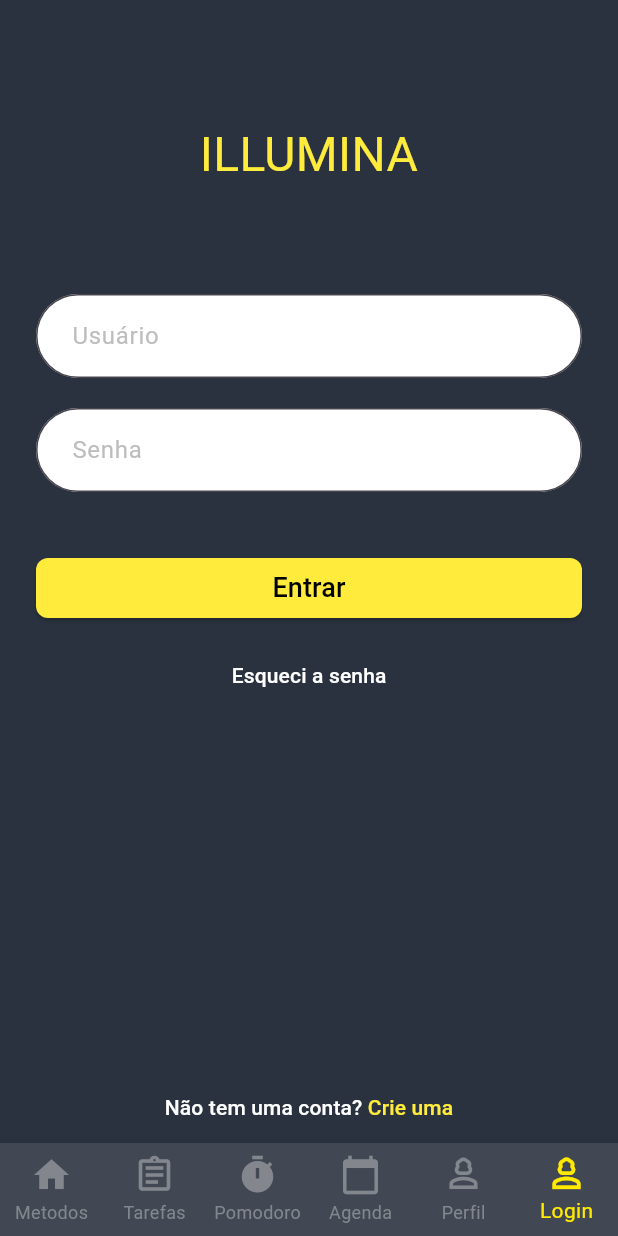
After one commit to Kevengrf/Illumina, a Flutter app: the screen it shows after launch, item 6 of the bottom bar chosen, on a phone screen of 412 x 824 dp. The commit adds this screen. Run offline on Flutter 3.47's test engine with Material 3 defaults, Android fonts, the phone set to English and light mode, and no system bars; our stand-ins replace date_picker_timeline, parse_server_sdk_flutter, table_calendar; network calls fail.

Commit message:
giovanna: create Login screen

```diff
--- a/lib/homepage.dart
+++ b/lib/homepage.dart
@@ -1,10 +1,10 @@
 import 'package:flutter/material.dart';
 import 'package:flutter_application_illumina/screens/agenda/Agenda.dart';
+import 'package:flutter_application_illumina/screens/login/Login.dart';
 import 'package:flutter_application_illumina/screens/metodosEstudos.dart';
 import 'package:flutter_application_illumina/screens/perfil/perfil.dart';
 import 'package:flutter_application_illumina/screens/tarefa/tarefas.dart';
 import 'package:flutter_application_illumina/screens/pomodoro/pomodoro.dart';
-
 
 class HomePage extends StatefulWidget {
   const HomePage({Key? key}) : super(key: key);
@@ -20,7 +20,8 @@ class _HomePageState extends State<HomePage> {
     const Tarefas(),
     const Pomodoro(),
     const Agenda(),
-    const Perfil()
+    const Perfil(),
+    const Login(),
   ];
   @override
   Widget build(BuildContext context) {
@@ -45,19 +46,24 @@ class _HomePageState extends State<HomePage> {
           BottomNavigationBarItem(
             icon: Icon(Icons.assignment_outlined),
             label: 'Tarefas',
-             // Adicionando o novo ícone para Pomodoro )
+            // Adicionando o novo ícone para Pomodoro )
           ),
           BottomNavigationBarItem(
             icon: Icon(Icons.timer),
-            label: 'Pomodoro',)
-            ,
-          BottomNavigationBarItem(icon: Icon(Icons.calendar_today),
-          label: 'Agenda',)
-          ,
+            label: 'Pomodoro',
+          ),
+          BottomNavigationBarItem(
+            icon: Icon(Icons.calendar_today),
+            label: 'Agenda',
+          ),
           BottomNavigationBarItem(
             icon: Icon(Icons.person_3_outlined),
-            label: 'Perfil',)
-
+            label: 'Perfil',
+          ),
+          BottomNavigationBarItem(
+            icon: Icon(Icons.person_3_outlined),
+            label: 'Login',
+          )
         ],
       ),
     );
--- /dev/null
+++ b/lib/screens/login/Login.dart
@@ -0,0 +1,116 @@
+import 'package:flutter/material.dart';
+import 'package:intl/date_symbol_data_local.dart';
+import 'package:intl/intl.dart';
+
+class Login extends StatefulWidget {
+  const Login({super.key});
+
+  @override
+  State<StatefulWidget> createState() => LoginState();
+}
+
+  class LoginState extends State<Login> {
+  final TextEditingController userController = TextEditingController();
+  final TextEditingController passwordController = TextEditingController();
+
+  @override
+  Widget build(BuildContext context) {
+    return Scaffold(
+      backgroundColor: const Color(0XFF29323E),
+      body: Center(
+        child: Padding(
+          padding: const EdgeInsets.symmetric(horizontal: 24.0),
+          child: Column(
+            mainAxisAlignment: MainAxisAlignment.center,
+            crossAxisAlignment: CrossAxisAlignment.stretch,
+            children: [
+              const SizedBox(height: 80),
+              const Text(
+                'ILLUMINA',
+                textAlign: TextAlign.center,
+                style: TextStyle(
+                  fontSize: 32,
+                  fontWeight: FontWeight.normal,
+                  color: Colors.yellow,
+                ),
+              ),
+              const SizedBox(height: 70),
+              TextField(
+                controller: userController,
+                decoration: InputDecoration(
+                  hintText: 'Usuário',
+                  hintStyle: TextStyle(color: Colors.grey[400]),
+                  filled: true,
+                  fillColor: const Color(0xffffffff),
+                  border: OutlineInputBorder(
+                    borderRadius: BorderRadius.circular(30.0),
+                  ),
+                  contentPadding:
+                      const EdgeInsets.symmetric(vertical: 16, horizontal: 20),
+                ),
+              ),
+              const SizedBox(height: 20),
+              TextField(
+                controller: passwordController,
+                obscureText: true,
+                decoration: InputDecoration(
+                  hintText: 'Senha',
+                  hintStyle: TextStyle(color: Colors.grey[400]),
+                  filled: true,
+                  fillColor: const Color(0xffffffff),
+                  border: OutlineInputBorder(
+                    borderRadius: BorderRadius.circular(30.0),
+                  ),
+                  contentPadding:
+                      const EdgeInsets.symmetric(vertical: 16, horizontal: 20),
+                ),
+              ),
+              const SizedBox(height: 40),
+              SizedBox(
+                width: 15, // Define a largura do botão
+                child: ElevatedButton(
+                  onPressed: () {},
+                  style: ElevatedButton.styleFrom(
+                    backgroundColor: Colors.yellow,
+                    shape: RoundedRectangleBorder(
+                      borderRadius: BorderRadius.circular(8),
+                    ),
+                  ),
+                  child: const Text(
+                    'Entrar',
+                    style: TextStyle(fontSize: 18, color: Colors.black),
+                  ),
+                ),
+              ),
+              const SizedBox(height: 10),
+              TextButton(
+                onPressed: () {},
+                child: const Text(
+                  'Esqueci a senha',
+                  style: TextStyle(color: Colors.white),
+                ),
+              ),
+              const Spacer(),
+              TextButton(
+                onPressed: () {},
+                child: const Text.rich(
+                  TextSpan(
+                    text: 'Não tem uma conta? ',
+                    style: TextStyle(color: Colors.white),
+                    children: [
+                      TextSpan(
+                        text: 'Crie uma',
+                        style: TextStyle(color: Colors.yellow),
+                      ),
+                    ],
+                  ),
+                  textAlign: TextAlign.center,
+                ),
+              ),
+            ],
+          ),
+        ),
+      ),
+    );
+  }
+}
```
